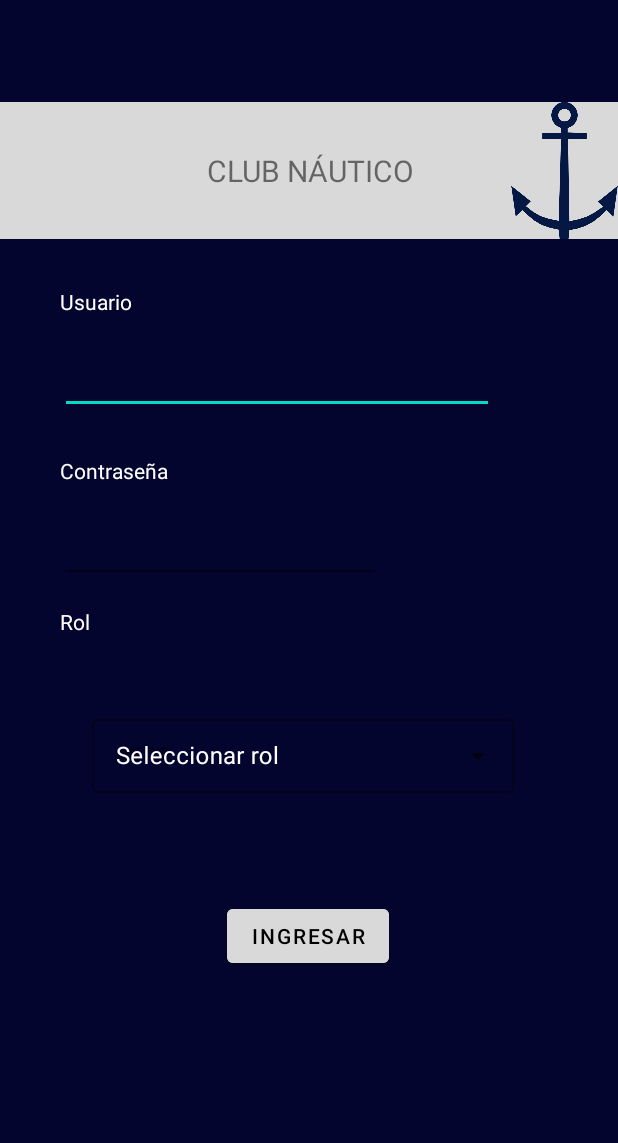
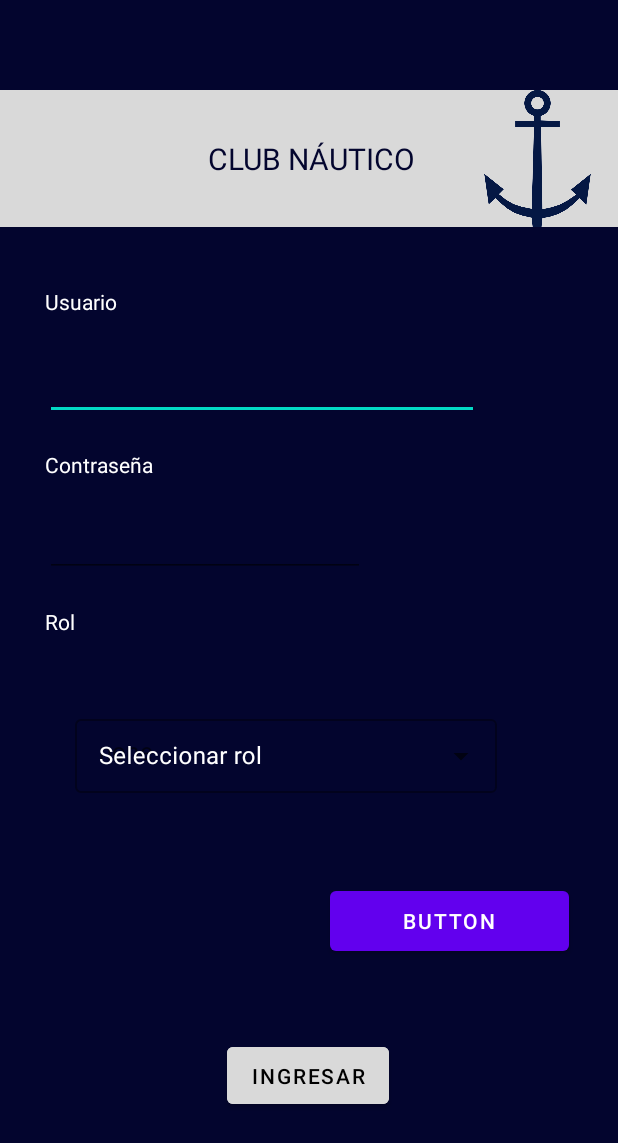
Before and after one commit to Brian1921/Front_Parc, an Android app: the screen it shows after launch (MainActivity), on a phone screen of 412 x 824 dp. Shown: the top 1143 px of the screen. Run offline under Robolectric (Android 15) with nearby library versions, the phone set to English and light mode, and no system bars; our stand-ins replace Volley.

Commit message:
Agregar boton recuperar y un scroll

```diff
--- a/app/src/main/res/layout/activity_main.xml
+++ b/app/src/main/res/layout/activity_main.xml
@@ -7,15 +7,28 @@
     android:background="#03052E "
     android:textAlignment="center"
     tools:context=".MainActivity">
+
+    <ScrollView
+        android:layout_width="match_parent"
+        android:layout_height="match_parent"
+        tools:layout_editor_absoluteX="42dp"
+        tools:layout_editor_absoluteY="0dp">
+
+        <LinearLayout
+            android:layout_width="match_parent"
+            android:layout_height="wrap_content"
+            android:orientation="vertical">
+
             <RelativeLayout
                 android:id="@+id/group_2"
                 android:layout_width="415dp"
                 android:layout_height="91dp"
                 android:layout_alignParentLeft="true"
                 android:layout_alignParentTop="true"
-        android:layout_marginTop="68dp"
+                android:layout_marginTop="60dp"
                 android:background="#D9D9D9"
                 app:layout_constraintEnd_toEndOf="parent"
+                app:layout_constraintHorizontal_bias="1.0"
                 app:layout_constraintStart_toStartOf="parent"
                 app:layout_constraintTop_toTopOf="parent">
 
@@ -23,10 +36,10 @@
                     android:id="@+id/textView7"
                     android:layout_width="wrap_content"
                     android:layout_height="wrap_content"
-            android:layout_centerHorizontal="true"
-            android:layout_centerVertical="true"
+                    android:layout_centerInParent="true"
                     android:text="CLUB NÁUTICO"
                     android:textAlignment="textEnd"
+                    android:textColor="#03052E"
                     android:textSize="20sp" />
 
                 <ImageView
@@ -34,18 +47,17 @@
                     android:layout_width="74dp"
                     android:layout_height="match_parent"
                     android:layout_alignLeft="@id/textView7"
-            android:layout_marginLeft="202dp"
+                    android:layout_marginLeft="183dp"
                     app:srcCompat="@mipmap/logo" />
 
             </RelativeLayout>
-
 
             <TextView
                 android:id="@+id/textView2"
                 android:layout_width="wrap_content"
                 android:layout_height="wrap_content"
-        android:layout_marginStart="40dp"
-        android:layout_marginTop="32dp"
+                android:layout_marginTop="40dp"
+                android:layout_marginLeft="30dp"
                 android:text="Usuario"
                 android:textColor="@color/white"
                 app:layout_constraintStart_toStartOf="parent"
@@ -55,7 +67,8 @@
                 android:id="@+id/txtUsuario"
                 android:layout_width="289dp"
                 android:layout_height="49dp"
-        android:layout_marginTop="16dp"
+                android:layout_marginTop="20dp"
+                android:layout_marginLeft="30dp"
                 android:ems="10"
                 android:inputType="textPersonName"
                 android:textColor="@color/white"
@@ -68,8 +81,8 @@
                 android:id="@+id/textView3"
                 android:layout_width="wrap_content"
                 android:layout_height="wrap_content"
-        android:layout_marginStart="40dp"
-        android:layout_marginTop="28dp"
+                android:layout_marginLeft="30dp"
+                android:layout_marginTop="20dp"
                 android:text="Contraseña"
                 android:textColor="@color/white"
                 app:layout_constraintStart_toStartOf="parent"
@@ -79,9 +92,8 @@
                 android:id="@+id/txtPass"
                 android:layout_width="wrap_content"
                 android:layout_height="wrap_content"
-        android:layout_marginStart="40dp"
+                android:layout_marginLeft="30dp"
                 android:layout_marginTop="20dp"
-        android:layout_marginEnd="151dp"
                 android:ems="10"
                 android:inputType="textPassword"
                 android:textColor="@color/white"
@@ -90,28 +102,12 @@
                 app:layout_constraintStart_toStartOf="parent"
                 app:layout_constraintTop_toBottomOf="@+id/textView3" />
 
-    <Button
-        android:id="@+id/btnIngresar"
-        android:layout_width="wrap_content"
-        android:layout_height="wrap_content"
-        android:layout_marginStart="151dp"
-        android:layout_marginTop="52dp"
-        android:layout_marginEnd="151dp"
-        android:backgroundTint="#D9D9D9"
-        android:text="Ingresar"
-        android:textColor="#000000"
-        app:layout_constraintEnd_toEndOf="parent"
-        app:layout_constraintHorizontal_bias="0.0"
-        app:layout_constraintStart_toStartOf="parent"
-        app:layout_constraintTop_toBottomOf="@+id/textInputLayout" />
-
             <TextView
                 android:id="@+id/textView4"
                 android:layout_width="wrap_content"
                 android:layout_height="wrap_content"
-        android:layout_marginStart="40dp"
-        android:layout_marginTop="16dp"
-        android:layout_marginEnd="297dp"
+                android:layout_marginLeft="30dp"
+                android:layout_marginTop="20dp"
                 android:text="Rol"
                 android:textColor="@color/white"
                 app:layout_constraintEnd_toEndOf="parent"
@@ -126,6 +122,7 @@
                 android:layout_width="309dp"
                 android:layout_height="84dp"
                 android:layout_margin="40dp"
+                android:layout_marginLeft="30dp"
                 android:layout_marginTop="20dp"
                 android:hint="Seleccionar rol"
                 android:padding="10dp"
@@ -140,8 +137,34 @@
                     android:id="@+id/auto_complete_txt"
                     android:layout_width="281dp"
                     android:layout_height="49dp"
+                    android:layout_marginLeft="0dp"
                     android:hint="none"
                     android:inputType="none" />
+
             </com.google.android.material.textfield.TextInputLayout>
 
+            <Button
+                android:id="@+id/btnInicio_recuperar"
+                android:layout_width="159dp"
+                android:layout_height="52dp"
+                android:layout_marginLeft="220dp"
+                android:text="Button" />
+
+            <Button
+                android:id="@+id/btnIngresar"
+                android:layout_width="wrap_content"
+                android:layout_height="50dp"
+                android:layout_marginStart="151dp"
+                android:layout_marginTop="52dp"
+                android:layout_marginEnd="151dp"
+                android:backgroundTint="#D9D9D9"
+                android:text="Ingresar"
+                android:textColor="#000000"
+                app:layout_constraintEnd_toEndOf="parent"
+                app:layout_constraintHorizontal_bias="0.0"
+                app:layout_constraintStart_toStartOf="parent" />
+
+        </LinearLayout>
+    </ScrollView>
+
 </androidx.constraintlayout.widget.ConstraintLayout>
```
Lines whose indentation alone changed are shown as unchanged.
